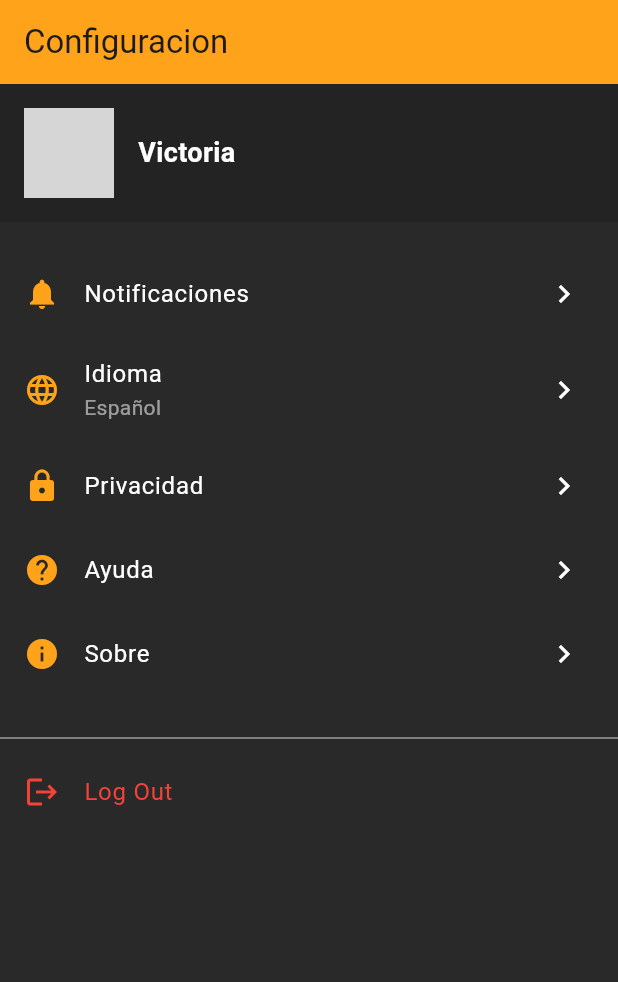
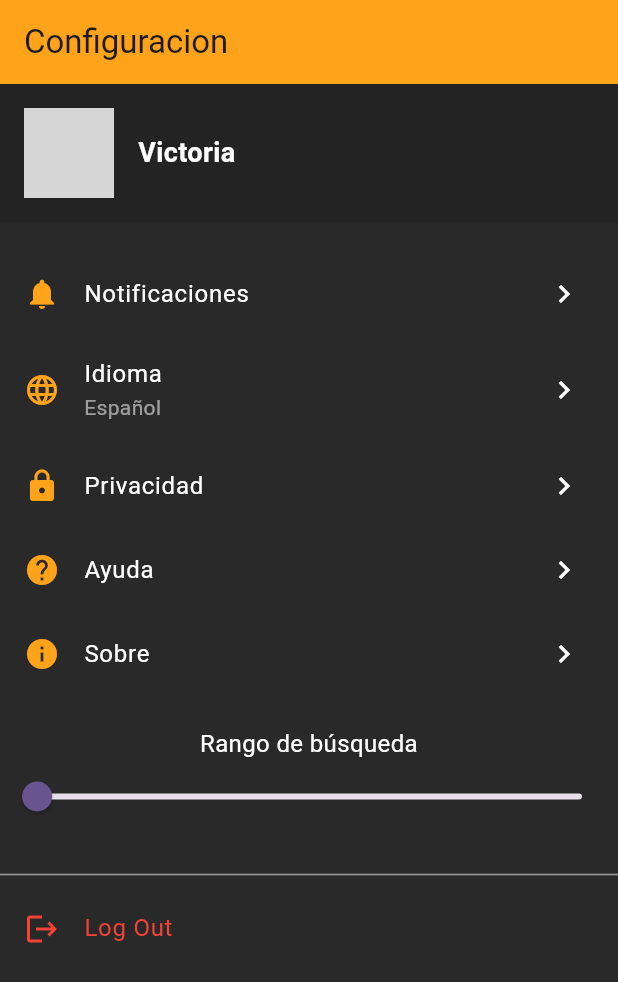
Before and after one commit to alexisollwell/lovelink, a Flutter app: the Config screen opened directly, on a phone screen of 412 x 824 dp. Shown: the top 982 px of the screen. Run offline on Flutter 3.47's test engine with Material 3 defaults, Android fonts, the phone set to English and light mode, and no system bars; our stand-ins replace flutter_card_swiper, flutter_carousel_widget, image_picker, readmore, salomon_bottom_bar, shared_preferences; accounts and stored records are empty; grey boxes are pictures that could not be loaded.

Commit message:
Config models
Agregamos modelos de configuracion

Co-Authored-By: NorteBrewingCo <114934817+NorteBrewingCo@users.noreply.github.com>
Co-Authored-By: Heribucc <147284070+HeriLamas@users.noreply.github.com>

```diff
--- /dev/null
+++ b/lib/models/configModels/idiomaModel.dart
@@ -0,0 +1,27 @@
+import 'dart:core';
+
+class Idioma {
+  String idiomaActual;
+  final List<String> listaIdiomas;
+
+  Idioma({
+    this.idiomaActual = 'Español',
+    this.listaIdiomas = const ['Ingles', 'Español', 'Frances', 'Aleman'],
+  });
+
+  Idioma.fromJson(Map<String, dynamic> json)
+      : idiomaActual = json['idiomaActual'],
+        listaIdiomas = List<String>.from(json['listaIdiomas'].map((x) => Idioma.fromJson(x))
+        );
+
+  Map<String, dynamic> toJson() => {
+    'idiomaActual': idiomaActual,
+    'listaIdiomas': listaIdiomas,
+  };
+
+  void cambiarIdioma(String idiomaNuevo) {
+    if (idiomaActual.contains(idiomaNuevo)) {
+      idiomaActual = idiomaNuevo;
+    }
+  }
+}
--- /dev/null
+++ b/lib/models/configModels/privacidadModel.dart
@@ -0,0 +1,36 @@
+import 'dart:core';
+
+class Privacidad {
+  bool visibilidadPerfil;
+  bool compartirDatos;
+  bool personalizacionAnuncios;
+
+  Privacidad({
+    this.visibilidadPerfil = true,
+    this.compartirDatos = false,
+    this.personalizacionAnuncios = false,
+  });
+
+  Privacidad.fromJson(Map<String, dynamic> json)
+      : visibilidadPerfil = json['visibilidadPerfil'],
+        compartirDatos = json['compartirDatos'],
+        personalizacionAnuncios = json['personalizacionAnuncios'];
+
+  Map<String, dynamic> toJson() => {
+    'visibilidadPerfil': visibilidadPerfil,
+    'compartirDatos': compartirDatos,
+    'personalizacionAnuncios': personalizacionAnuncios,
+  };
+
+  void toggleVisibilidadPerfil() {
+    visibilidadPerfil = !visibilidadPerfil;
+  }
+
+  void toggleCompartirDatos() {
+    compartirDatos = !compartirDatos;
+  }
+
+  void togglePersonalizacionAnuncios() {
+    personalizacionAnuncios = !personalizacionAnuncios;
+  }
+}
--- /dev/null
+++ b/lib/models/configModels/sobreModel.dart
@@ -0,0 +1,32 @@
+import 'dart:core';
+
+class Sobre {
+  String nombreApp;
+  String versionApp;
+  String descripcionApp;
+  String desarolladoresApp;
+  String contactarDesarolladores;
+
+  Sobre({
+    required this.nombreApp,
+    required this.versionApp,
+    required this.descripcionApp,
+    required this.desarolladoresApp,
+    required this.contactarDesarolladores,
+  });
+
+  Sobre.fromJson(Map<String, dynamic> json)
+      : nombreApp = json['nombreApp'],
+        versionApp = json['versionApp'],
+        descripcionApp = json['descripcionApp'],
+        desarolladoresApp = json['desarolladoresApp'],
+        contactarDesarolladores = json['contactarDesarolladores'];
+
+  Map<String, dynamic> toJson() => {
+    'nombreApp': nombreApp,
+    'versionApp': versionApp,
+    'descripcionApp': descripcionApp,
+    'desarolladoresApp': desarolladoresApp,
+    'contactarDesarolladores': contactarDesarolladores,
+  };
+}
--- a/lib/views/MainPages/Config/Config.dart
+++ b/lib/views/MainPages/Config/Config.dart
@@ -15,8 +15,8 @@ class Config extends StatefulWidget {
 }
 
 class _ConfigState extends State<Config> {
-
   XFile? _imageFile;
+  double _currentSliderValue = 0.2;
 
   Future<void> closeSession() async {
     showDialog(
@@ -77,14 +77,14 @@ class _ConfigState extends State<Config> {
             Container(
               color: backgroundNav,
               padding: const EdgeInsets.all(16.0),
-              child: const Row(
+              child: Row(
                 children: [
-                  CircleAvatar(
+                  const CircleAvatar(
                     radius: 30.0,
                     backgroundImage: AssetImage('assets/images/cat.jpg'),
                   ),
-                  SizedBox(width: 16.0),
-                  Column(
+                  const SizedBox(width: 16.0),
+                  const Column(
                     crossAxisAlignment: CrossAxisAlignment.start,
                     children: [
                       Text(
@@ -107,6 +107,23 @@ class _ConfigState extends State<Config> {
             settingsItem(Icons.lock, 'Privacidad'),
             settingsItem(Icons.help, 'Ayuda'),
             settingsItem(Icons.info, 'Sobre'),
+            const SizedBox(height: 20.0),
+            // Slider
+            const Text(
+              'Rango de búsqueda',
+              style: TextStyle(color: Colors.white, fontSize: 16.0),
+              textAlign: TextAlign.center,
+            ),
+            Slider(
+              value: _currentSliderValue,
+              max: 100,
+              label: _currentSliderValue.round().toString(),
+              onChanged: (double value) {
+                setState(() {
+                  _currentSliderValue = value;
+                });
+              },
+            ),
             const SizedBox(height: 20.0),
             // Log Out
             const Divider(color: Colors.white54),
```
Also changed, not shown: lib/models/configModels/notificacionModel.dart (added, +28 -0 lines), lib/views/MainPages/Config/idioma.dart (added), lib/views/MainPages/Config/notificaciones.dart (added), lib/views/MainPages/Config/privacidad.dart (added), lib/views/MainPages/Config/sobre.dart (added), pubspec.lock, 2 other files.
